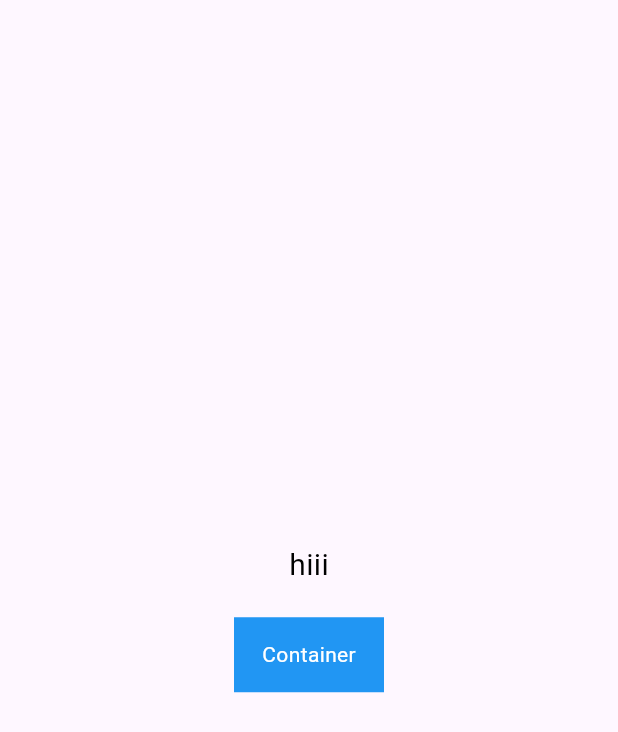
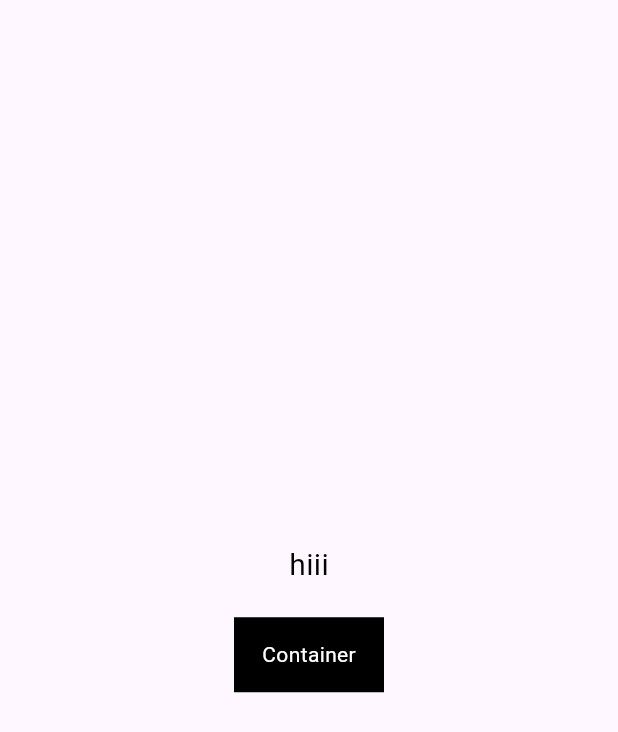
Before and after one commit to Arsathali/servizzy, a Flutter app: the screen it shows after launch, on a phone screen of 412 x 824 dp. Shown: the top 732 px of the screen. Run offline on Flutter 3.47's test engine with Material 3 defaults, Android fonts, the light colour scheme and no system bars.

Commit message:
changes made

```diff
--- a/lib/main.dart
+++ b/lib/main.dart
@@ -48,7 +48,7 @@ class _MyHomePageState extends State<MyHomePage> {
             Container(
               width: 100,
               height: 50,
-              color: Colors.blue, // Example container styling
+              color: Colors.black, // Example container styling
               child: const Center(
                 child: Text(
                   'Container',
```
